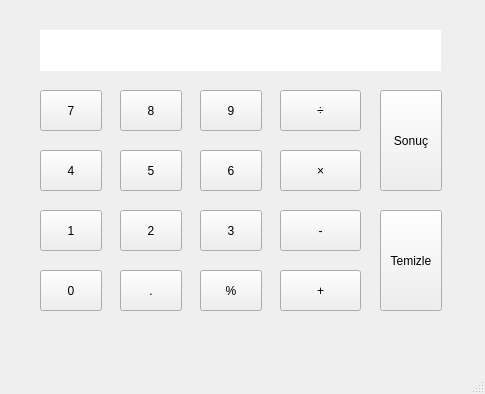
Above: HesapMakinesi.ui from benfurkanw/PyQt5_HesapMakinesi.py before the change. Below: the same form after it.
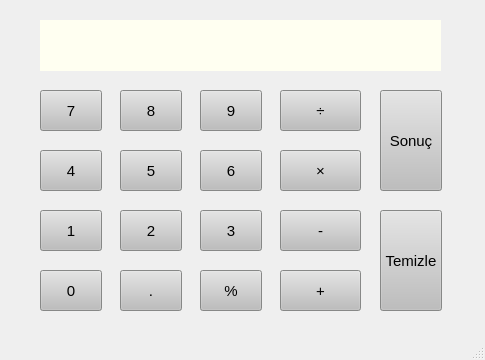
That is the form after the change. Icons and pictures are not drawn.

The edit to the form file:
```diff
--- a/HesapMakinesi.ui
+++ b/HesapMakinesi.ui
@@ -1,17 +1,30 @@
 <?xml version="1.0" encoding="UTF-8"?>
 <ui version="4.0">
- <class>MainWindow</class>
- <widget class="QMainWindow" name="MainWindow">
+ <class>HesapMakinesi</class>
+ <widget class="QMainWindow" name="HesapMakinesi">
+  <property name="enabled">
+   <bool>true</bool>
+  </property>
   <property name="geometry">
    <rect>
     <x>0</x>
     <y>0</y>
     <width>485</width>
-    <height>394</height>
+    <height>360</height>
    </rect>
   </property>
   <property name="windowTitle">
-   <string>MainWindow</string>
+   <string>HesapMakinesi</string>
+  </property>
+  <property name="windowIcon">
+   <iconset>
+    <normaloff>../../../Downloads/icon.png</normaloff>../../../Downloads/icon.png</iconset>
+  </property>
+  <property name="toolButtonStyle">
+   <enum>Qt::ToolButtonIconOnly</enum>
+  </property>
+  <property name="documentMode">
+   <bool>false</bool>
   </property>
   <widget class="QWidget" name="centralwidget">
    <widget class="QPushButton" name="ButonSonuc">
@@ -23,6 +36,14 @@
       <height>101</height>
      </rect>
     </property>
+    <property name="font">
+     <font>
+      <pointsize>11</pointsize>
+     </font>
+    </property>
+    <property name="styleSheet">
+     <string notr="true">background: #bdbebd;</string>
+    </property>
     <property name="text">
      <string>Sonuç</string>
     </property>
@@ -36,6 +57,14 @@
       <height>41</height>
      </rect>
     </property>
+    <property name="font">
+     <font>
+      <pointsize>11</pointsize>
+     </font>
+    </property>
+    <property name="styleSheet">
+     <string notr="true">background: #bdbebd;</string>
+    </property>
     <property name="text">
      <string>÷</string>
     </property>
@@ -49,6 +78,14 @@
       <height>41</height>
      </rect>
     </property>
+    <property name="font">
+     <font>
+      <pointsize>11</pointsize>
+     </font>
+    </property>
+    <property name="styleSheet">
+     <string notr="true">background: #bdbebd;</string>
+    </property>
     <property name="text">
      <string>+</string>
     </property>
@@ -62,6 +99,14 @@
       <height>41</height>
      </rect>
     </property>
+    <property name="font">
+     <font>
+      <pointsize>11</pointsize>
+     </font>
+    </property>
+    <property name="styleSheet">
+     <string notr="true">background: #bdbebd;</string>
+    </property>
     <property name="text">
      <string>×</string>
     </property>
@@ -75,6 +120,14 @@
       <height>41</height>
      </rect>
     </property>
+    <property name="font">
+     <font>
+      <pointsize>11</pointsize>
+     </font>
+    </property>
+    <property name="styleSheet">
+     <string notr="true">background: #bdbebd;</string>
+    </property>
     <property name="text">
      <string>-</string>
     </property>
@@ -88,6 +141,14 @@
       <height>41</height>
      </rect>
     </property>
+    <property name="font">
+     <font>
+      <pointsize>11</pointsize>
+     </font>
+    </property>
+    <property name="styleSheet">
+     <string notr="true">background: #bdbebd;</string>
+    </property>
     <property name="text">
      <string>7</string>
     </property>
@@ -101,6 +162,14 @@
       <height>41</height>
      </rect>
     </property>
+    <property name="font">
+     <font>
+      <pointsize>11</pointsize>
+     </font>
+    </property>
+    <property name="styleSheet">
+     <string notr="true">background: #bdbebd;</string>
+    </property>
     <property name="text">
      <string>4</string>
     </property>
@@ -114,6 +183,14 @@
       <height>41</height>
      </rect>
     </property>
+    <property name="font">
+     <font>
+      <pointsize>11</pointsize>
+     </font>
+    </property>
+    <property name="styleSheet">
+     <string notr="true">background: #bdbebd;</string>
+    </property>
     <property name="text">
      <string>1</string>
     </property>
@@ -127,6 +204,14 @@
       <height>41</height>
      </rect>
     </property>
+    <property name="font">
+     <font>
+      <pointsize>11</pointsize>
+     </font>
+    </property>
+    <property name="styleSheet">
+     <string notr="true">background: #bdbebd;</string>
+    </property>
     <property name="text">
      <string>8</string>
     </property>
@@ -140,6 +225,14 @@
       <height>41</height>
      </rect>
     </property>
+    <property name="font">
+     <font>
+      <pointsize>11</pointsize>
+     </font>
+    </property>
+    <property name="styleSheet">
+     <string notr="true">background: #bdbebd;</string>
+    </property>
     <property name="text">
      <string>5</string>
     </property>
@@ -153,6 +246,14 @@
       <height>41</height>
      </rect>
     </property>
+    <property name="font">
+     <font>
+      <pointsize>11</pointsize>
+     </font>
+    </property>
+    <property name="styleSheet">
+     <string notr="true">background: #bdbebd;</string>
+    </property>
     <property name="text">
      <string>2</string>
     </property>
@@ -166,6 +267,14 @@
       <height>41</height>
      </rect>
     </property>
+    <property name="font">
+     <font>
+      <pointsize>11</pointsize>
+     </font>
+    </property>
+    <property name="styleSheet">
+     <string notr="true">background: #bdbebd;</string>
+    </property>
     <property name="text">
      <string>3</string>
     </property>
@@ -179,6 +288,14 @@
       <height>41</height>
      </rect>
     </property>
+    <property name="font">
+     <font>
+      <pointsize>11</pointsize>
+     </font>
+    </property>
+    <property name="styleSheet">
+     <string notr="true">background: #bdbebd;</string>
+    </property>
     <property name="text">
      <string>6</string>
     </property>
@@ -192,6 +309,14 @@
       <height>41</height>
      </rect>
     </property>
+    <property name="font">
+     <font>
+      <pointsize>11</pointsize>
+     </font>
+    </property>
+    <property name="styleSheet">
+     <string notr="true">background: #bdbebd;</string>
+    </property>
     <property name="text">
      <string>9</string>
     </property>
@@ -205,6 +330,14 @@
       <height>41</height>
      </rect>
     </property>
+    <property name="font">
+     <font>
+      <pointsize>11</pointsize>
+     </font>
+    </property>
+    <property name="styleSheet">
+     <string notr="true">background: #bdbebd;</string>
+    </property>
     <property name="text">
      <string>0</string>
     </property>
@@ -218,6 +351,14 @@
       <height>41</height>
      </rect>
     </property>
+    <property name="font">
+     <font>
+      <pointsize>11</pointsize>
+     </font>
+    </property>
+    <property name="styleSheet">
+     <string notr="true">background: #bdbebd;</string>
+    </property>
     <property name="text">
      <string>.</string>
     </property>
@@ -231,6 +372,14 @@
       <height>101</height>
      </rect>
     </property>
+    <property name="font">
+     <font>
+      <pointsize>11</pointsize>
+     </font>
+    </property>
+    <property name="styleSheet">
+     <string notr="true">background: #bdbebd;</string>
+    </property>
     <property name="text">
      <string>Temizle</string>
     </property>
@@ -244,6 +393,14 @@
       <height>41</height>
      </rect>
     </property>
+    <property name="font">
+     <font>
+      <pointsize>11</pointsize>
+     </font>
+    </property>
+    <property name="styleSheet">
+     <string notr="true">background: #bdbebd;</string>
+    </property>
     <property name="text">
      <string>%</string>
     </property>
@@ -252,16 +409,21 @@
     <property name="geometry">
      <rect>
       <x>40</x>
-      <y>30</y>
+      <y>20</y>
       <width>401</width>
-      <height>41</height>
+      <height>51</height>
      </rect>
     </property>
+    <property name="font">
+     <font>
+      <pointsize>11</pointsize>
+     </font>
+    </property>
     <property name="autoFillBackground">
      <bool>false</bool>
     </property>
     <property name="styleSheet">
-     <string notr="true">border : 5px solid white; background : white;</string>
+     <string notr="true">border : 5px solid #fffff1; background : #fffff1;</string>
     </property>
     <property name="text">
      <string/>
```
Left out of the diff: 6 changed lines with no effect on the pictures.
